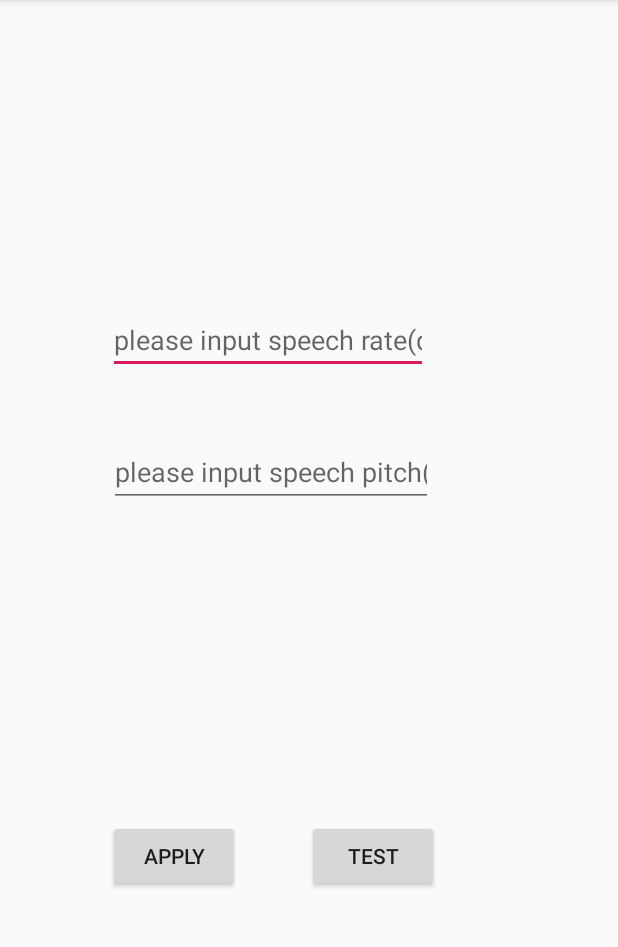
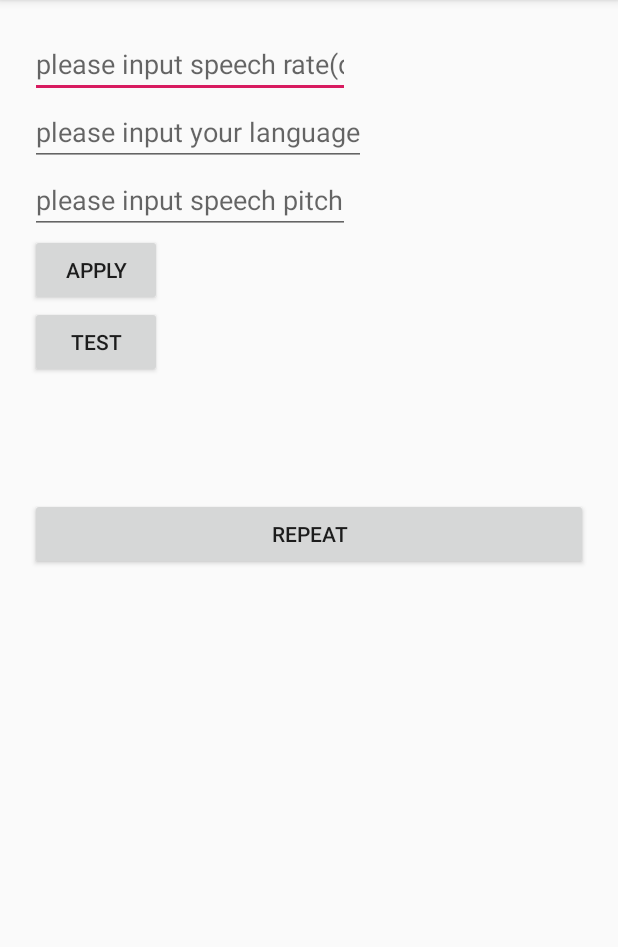
Before and after one commit to IOMurphy/Clipboard2Voice, an Android app: the screen it shows after launch (MainActivity), on a phone screen of 412 x 824 dp, the part 84-1031 px from its top. Run offline under Robolectric (Android 15) with nearby library versions, the phone set to English and light mode, and no system bars.

Commit message:
feat： 添加重读按钮

```diff
--- a/app/src/main/java/org/murphy/MainActivity.java
+++ b/app/src/main/java/org/murphy/MainActivity.java
@@ -23,6 +23,7 @@ public class MainActivity extends AppCompatActivity{
     private EditText editPitch;
     private Button testBt;
     private Button applyBt;
+    private Button repeatBt;
     @Override
     protected void onCreate(Bundle savedInstanceState) {
         super.onCreate(savedInstanceState);
@@ -31,6 +32,7 @@ public class MainActivity extends AppCompatActivity{
         editPitch = findViewById(R.id.editPitch);
         testBt = findViewById(R.id.testBt);
         applyBt = findViewById(R.id.applyBt);
+        repeatBt = findViewById(R.id.repeatBt);
         Intent startIntent = new Intent(MainActivity.this, MyService.class);
         //startService启动形式
         startService(startIntent);
@@ -65,26 +67,31 @@ public class MainActivity extends AppCompatActivity{
                 Toast.makeText(MainActivity.this, R.string.OK, Toast.LENGTH_LONG).show();
             }
         });
+        repeatBt.setOnClickListener(new View.OnClickListener() {
+            @Override
+            public void onClick(View v) {
+                boardCastClipBoard();
+            }
+        });
     }
 
     @Override
     protected void onResume() {
         super.onResume();
-
-        if(Build.VERSION.SDK_INT >= Build.VERSION_CODES.Q){
         boardCastClipBoard();
-        }
     }
 
     /**
      * 广播剪切板内容
      */
     private void boardCastClipBoard() {
+        if(Build.VERSION.SDK_INT >= Build.VERSION_CODES.Q){
             Intent intent = new Intent();
             intent.setAction(CustomizeActionConst.ORG_MURPHY_IN_FOCUS_SEND_MESSAGE_ACTION);
             // 设置接收的receiver的路径
             intent.setComponent(new ComponentName(MyReceiver.class.getPackage().getName(), MyReceiver.class.getName()));
             sendBroadcast(intent);
+        }
     }
 
     public float getSpeechRate() {
--- a/app/src/main/res/layout/activity_main.xml
+++ b/app/src/main/res/layout/activity_main.xml
@@ -1,9 +1,11 @@
 <?xml version="1.0" encoding="utf-8"?>
-<androidx.constraintlayout.widget.ConstraintLayout xmlns:android="http://schemas.android.com/apk/res/android"
+<LinearLayout xmlns:android="http://schemas.android.com/apk/res/android"
     xmlns:app="http://schemas.android.com/apk/res-auto"
     xmlns:tools="http://schemas.android.com/tools"
     android:layout_width="match_parent"
     android:layout_height="match_parent"
+    android:orientation="vertical"
+    android:padding="20dp"
     tools:context=".MainActivity">
 
 
@@ -11,49 +13,24 @@
         android:id="@+id/editRate"
         android:layout_width="wrap_content"
         android:layout_height="wrap_content"
-        android:layout_marginStart="72dp"
         android:ems="10"
         android:hint="@string/please_input_speech_rate"
-        android:inputType="numberDecimal"
-        app:layout_constraintBottom_toBottomOf="parent"
-        app:layout_constraintLeft_toLeftOf="parent"
-        app:layout_constraintRight_toRightOf="parent"
-        app:layout_constraintStart_toStartOf="parent"
-        app:layout_constraintTop_toTopOf="parent"
-        app:layout_constraintVertical_bias="0.282" />
+        android:inputType="numberDecimal" />
 
     <EditText
         android:id="@+id/origin"
         android:layout_width="wrap_content"
         android:layout_height="wrap_content"
-        android:layout_marginTop="144dp"
         android:hint="@string/please_input_origin"
-        android:inputType="numberDecimal"
-        app:layout_constraintBottom_toBottomOf="parent"
-        app:layout_constraintEnd_toEndOf="@+id/editPitch"
-        app:layout_constraintEnd_toStartOf="@+id/editRate"
-        app:layout_constraintHorizontal_bias="0.0"
-        app:layout_constraintLeft_toLeftOf="parent"
-        app:layout_constraintStart_toStartOf="@+id/editPitch"
-        app:layout_constraintTop_toTopOf="parent"
-        app:layout_constraintVertical_bias="0.433" />
+        android:inputType="numberDecimal"/>
 
     <EditText
         android:id="@+id/editPitch"
-        android:layout_width="216dp"
-        android:layout_height="46dp"
-        android:layout_marginStart="96dp"
+        android:layout_width="wrap_content"
+        android:layout_height="wrap_content"
         android:ems="10"
         android:hint="@string/please_input_speech_pitch"
-        android:inputType="numberDecimal"
-        app:layout_constraintBottom_toBottomOf="parent"
-        app:layout_constraintEnd_toEndOf="@+id/editRate"
-        app:layout_constraintHorizontal_bias="0.969"
-        app:layout_constraintLeft_toLeftOf="parent"
-        app:layout_constraintRight_toRightOf="parent"
-        app:layout_constraintStart_toStartOf="@+id/editRate"
-        app:layout_constraintTop_toTopOf="parent"
-        app:layout_constraintVertical_bias="0.404" />
+        android:inputType="numberDecimal"/>
 
     <Button
         android:id="@+id/applyBt"
@@ -79,4 +56,15 @@
         app:layout_constraintTop_toTopOf="parent"
         app:layout_constraintVertical_bias="0.759" />
 
-</androidx.constraintlayout.widget.ConstraintLayout>
+    <LinearLayout
+        android:layout_marginTop="80dp"
+        android:layout_width="match_parent"
+        android:layout_height="wrap_content">
+        <Button
+            android:id="@+id/repeatBt"
+            android:layout_width="match_parent"
+            android:layout_height="wrap_content"
+            android:text="@string/repeat"/>
+
+    </LinearLayout>
+</LinearLayout>
--- a/app/src/main/res/values/strings.xml
+++ b/app/src/main/res/values/strings.xml
@@ -10,4 +10,5 @@
     <string name="please_input_origin">please input your language</string>
     <string name="test">test</string>
     <string name="OK">OK</string>
+    <string name="repeat">repeat</string>
 </resources>
```
Also changed, not shown: 1 other file. Lines whose indentation alone changed are shown as unchanged.
